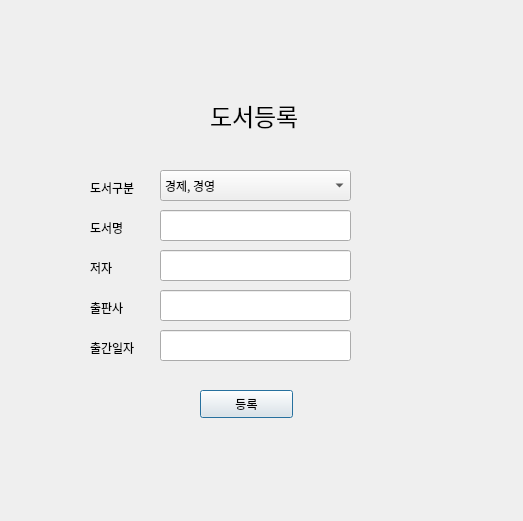
minhaeun/Database, file book_register.ui: the form before one commit.
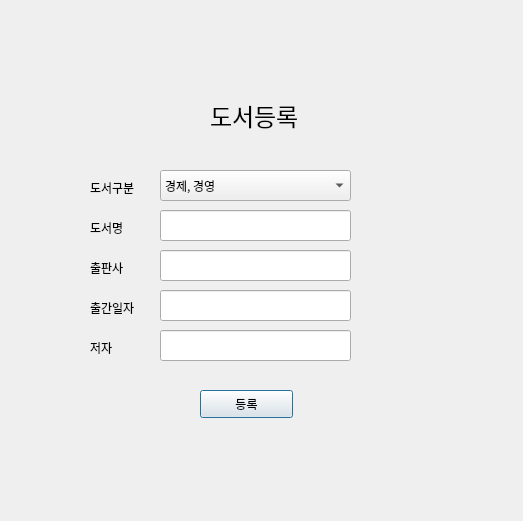
The form after the commit. Icons and pictures are not drawn.

Diff of the .ui file:
```diff
--- a/book_register.ui
+++ b/book_register.ui
@@ -28,39 +28,6 @@
     </font>
    </property>
   </widget>
-  <widget class="QLineEdit" name="lineEdit_2">
-   <property name="geometry">
-    <rect>
-     <x>160</x>
-     <y>250</y>
-     <width>191</width>
-     <height>31</height>
-    </rect>
-   </property>
-   <property name="font">
-    <font>
-     <family>나눔고딕</family>
-    </font>
-   </property>
-  </widget>
-  <widget class="QLabel" name="label_3">
-   <property name="geometry">
-    <rect>
-     <x>90</x>
-     <y>260</y>
-     <width>64</width>
-     <height>15</height>
-    </rect>
-   </property>
-   <property name="font">
-    <font>
-     <family>나눔고딕</family>
-    </font>
-   </property>
-   <property name="text">
-    <string>저자</string>
-   </property>
-  </widget>
   <widget class="QLabel" name="label">
    <property name="geometry">
     <rect>
@@ -126,7 +93,7 @@
    <property name="geometry">
     <rect>
      <x>90</x>
-     <y>300</y>
+     <y>260</y>
      <width>64</width>
      <height>15</height>
     </rect>
@@ -144,7 +111,7 @@
    <property name="geometry">
     <rect>
      <x>160</x>
-     <y>290</y>
+     <y>250</y>
      <width>191</width>
      <height>31</height>
     </rect>
@@ -159,7 +126,7 @@
    <property name="geometry">
     <rect>
      <x>90</x>
-     <y>340</y>
+     <y>300</y>
      <width>64</width>
      <height>15</height>
     </rect>
@@ -177,7 +144,7 @@
    <property name="geometry">
     <rect>
      <x>160</x>
-     <y>330</y>
+     <y>290</y>
      <width>191</width>
      <height>31</height>
     </rect>
@@ -259,6 +226,39 @@
     </property>
    </item>
   </widget>
+  <widget class="QLineEdit" name="lineEdit_2">
+   <property name="geometry">
+    <rect>
+     <x>160</x>
+     <y>330</y>
+     <width>191</width>
+     <height>31</height>
+    </rect>
+   </property>
+   <property name="font">
+    <font>
+     <family>나눔고딕</family>
+    </font>
+   </property>
+  </widget>
+  <widget class="QLabel" name="label_3">
+   <property name="geometry">
+    <rect>
+     <x>90</x>
+     <y>340</y>
+     <width>64</width>
+     <height>15</height>
+    </rect>
+   </property>
+   <property name="font">
+    <font>
+     <family>나눔고딕</family>
+    </font>
+   </property>
+   <property name="text">
+    <string>저자</string>
+   </property>
+  </widget>
  </widget>
  <resources/>
  <connections/>
```
